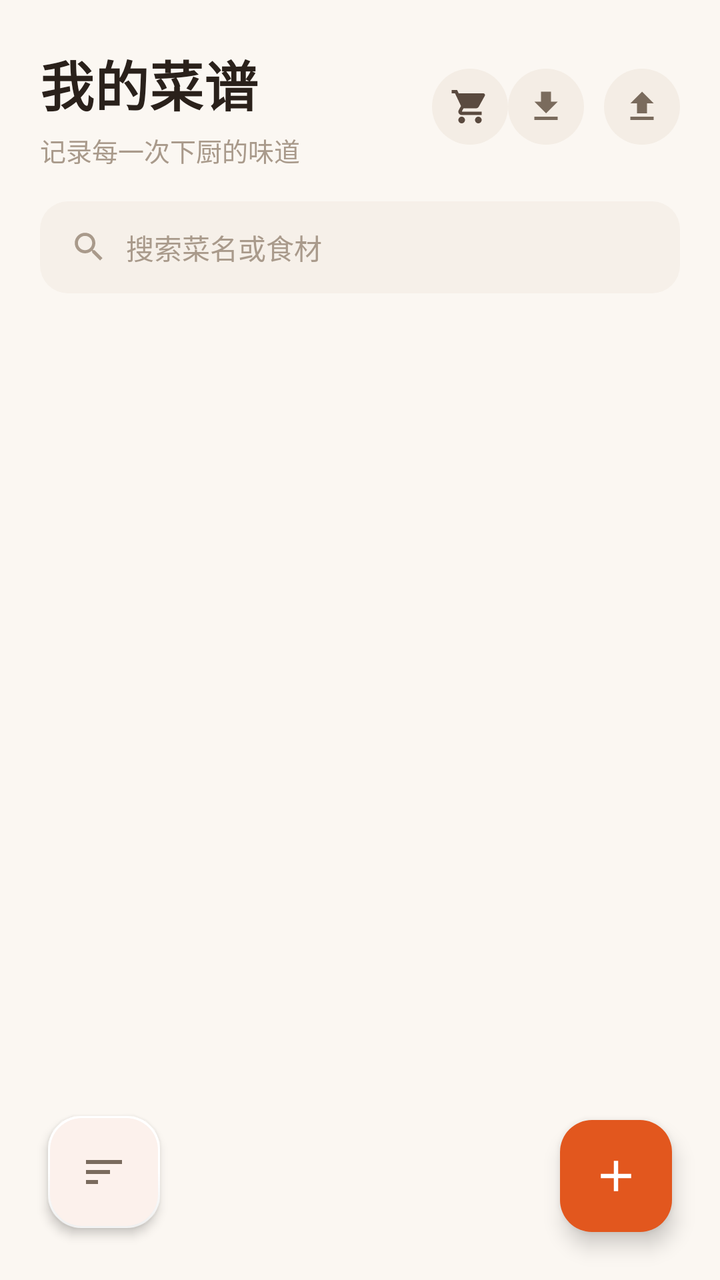
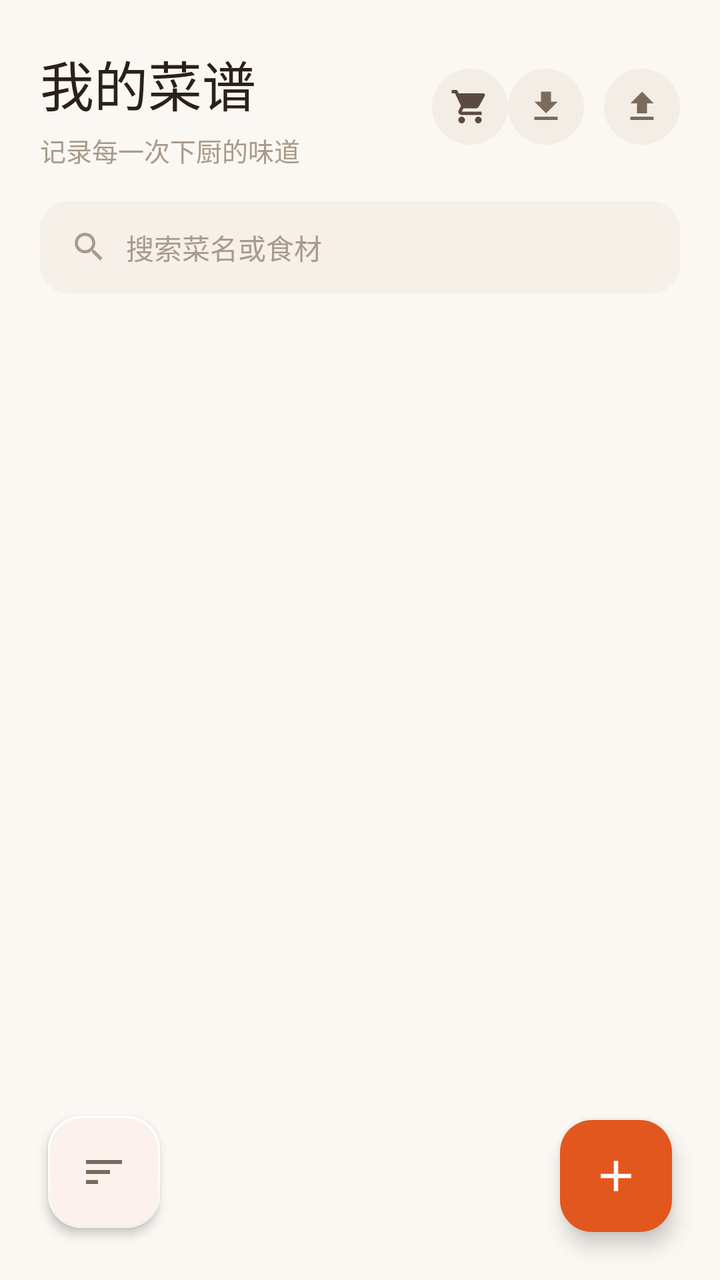

An Android layout rendered at two revisions. The XML below is the earlier revision; the diff shows what the commit changed to produce the second picture.
<!-- AndroidManifest.xml: application theme Theme.Zuocai -->
<!-- res/layout/activity_main.xml -->
<?xml version="1.0" encoding="utf-8"?>
<androidx.coordinatorlayout.widget.CoordinatorLayout
    xmlns:android="http://schemas.android.com/apk/res/android"
    xmlns:app="http://schemas.android.com/apk/res-auto"
    android:layout_width="match_parent"
    android:layout_height="match_parent"
    android:background="@color/bg">

    <LinearLayout
        android:layout_width="match_parent"
        android:layout_height="match_parent"
        android:orientation="vertical">

        
        <LinearLayout
            android:layout_width="match_parent"
            android:layout_height="wrap_content"
            android:orientation="horizontal"
            android:gravity="center_vertical"
            android:paddingStart="20dp"
            android:paddingTop="22dp"
            android:paddingEnd="20dp">

            <LinearLayout
                android:layout_width="0dp"
                android:layout_height="wrap_content"
                android:layout_weight="1"
                android:orientation="vertical">

                <TextView
                    android:layout_width="wrap_content"
                    android:layout_height="wrap_content"
                    android:text="@string/app_name"
                    android:textColor="@color/text_primary"
                    android:textSize="27sp"
                    android:textStyle="bold"
                    android:letterSpacing="0.01" />

                <TextView
                    android:id="@+id/subtitle"
                    android:layout_width="wrap_content"
                    android:layout_height="wrap_content"
                    android:layout_marginTop="4dp"
                    android:text="@string/home_subtitle"
                    android:textColor="@color/text_tertiary"
                    android:textSize="13sp" />
            </LinearLayout>

            <ImageView
                android:id="@+id/cartButton"
                android:layout_width="38dp"
                android:layout_height="38dp"
                android:background="@drawable/bg_icon_btn"
                android:foreground="?attr/selectableItemBackgroundBorderless"
                android:padding="9dp"
                android:src="@drawable/ic_cart"
                android:contentDescription="@string/shopping_title" />

            <ImageView
                android:id="@+id/importButton"
                android:layout_width="38dp"
                android:layout_height="38dp"
                android:background="@drawable/bg_icon_btn"
                android:foreground="?attr/selectableItemBackgroundBorderless"
                android:padding="9dp"
                android:src="@drawable/ic_import"
                android:contentDescription="@string/action_import" />

            <ImageView
                android:id="@+id/exportButton"
                android:layout_width="38dp"
                android:layout_height="38dp"
                android:layout_marginStart="10dp"
                android:background="@drawable/bg_icon_btn"
                android:foreground="?attr/selectableItemBackgroundBorderless"
                android:padding="9dp"
                android:src="@drawable/ic_export"
                android:contentDescription="@string/action_export" />
        </LinearLayout>

        
        <FrameLayout
            android:layout_width="match_parent"
            android:layout_height="46dp"
            android:layout_marginStart="20dp"
            android:layout_marginTop="16dp"
            android:layout_marginEnd="20dp"
            android:background="@drawable/bg_input">

            <ImageView
                android:layout_width="19dp"
                android:layout_height="19dp"
                android:layout_gravity="center_vertical|start"
                android:layout_marginStart="15dp"
                android:src="@drawable/ic_search"
                android:contentDescription="@string/search_hint" />

            <EditText
                android:id="@+id/searchInput"
                android:layout_width="match_parent"
                android:layout_height="match_parent"
                android:background="@null"
                android:hint="@string/search_hint"
                android:imeOptions="actionSearch"
                android:inputType="text"
                android:maxLines="1"
                android:paddingStart="43dp"
                android:paddingEnd="14dp"
                android:textColor="@color/text_primary"
                android:textColorHint="@color/text_tertiary"
                android:textSize="14sp" />

            <ImageView
                android:id="@+id/searchClear"
                android:layout_width="20dp"
                android:layout_height="20dp"
                android:layout_gravity="center_vertical|end"
                android:layout_marginEnd="13dp"
                android:padding="2dp"
                android:src="@drawable/ic_close"
                android:visibility="gone"
                android:contentDescription="@string/cancel" />
        </FrameLayout>

        
        <HorizontalScrollView
            android:layout_width="match_parent"
            android:layout_height="wrap_content"
            android:layout_marginTop="14dp"
            android:paddingStart="20dp"
            android:paddingEnd="20dp"
            android:clipToPadding="false"
            android:scrollbars="none">

            <LinearLayout
                android:id="@+id/categoryBar"
                android:layout_width="wrap_content"
                android:layout_height="wrap_content"
                android:orientation="horizontal" />
        </HorizontalScrollView>

        
        <FrameLayout
            android:layout_width="match_parent"
            android:layout_height="0dp"
            android:layout_weight="1"
            android:layout_marginTop="6dp">

            <androidx.recyclerview.widget.RecyclerView
                android:id="@+id/recipeList"
                android:layout_width="match_parent"
                android:layout_height="match_parent"
                android:clipToPadding="false"
                android:paddingStart="20dp"
                android:paddingTop="8dp"
                android:paddingEnd="20dp"
                android:paddingBottom="110dp"
                android:scrollbars="none" />

            
            <LinearLayout
                android:id="@+id/emptyState"
                android:layout_width="match_parent"
                android:layout_height="wrap_content"
                android:layout_gravity="center"
                android:gravity="center"
                android:orientation="vertical"
                android:paddingBottom="70dp"
                android:visibility="gone">

                <FrameLayout
                    android:layout_width="86dp"
                    android:layout_height="86dp"
                    android:background="@drawable/bg_soft">

                    <ImageView
                        android:layout_width="42dp"
                        android:layout_height="42dp"
                        android:layout_gravity="center"
                        android:src="@drawable/ic_restaurant"
                        android:alpha="0.85"
                        android:contentDescription="@null" />
                </FrameLayout>

                <TextView
                    android:id="@+id/emptyTitle"
                    android:layout_width="wrap_content"
                    android:layout_height="wrap_content"
                    android:layout_marginTop="18dp"
                    android:text="@string/empty_title"
                    android:textColor="@color/text_primary"
                    android:textSize="16sp"
                    android:textStyle="bold" />

                <TextView
                    android:id="@+id/emptyDesc"
                    android:layout_width="wrap_content"
                    android:layout_height="wrap_content"
                    android:layout_marginTop="6dp"
                    android:text="@string/empty_desc"
                    android:textColor="@color/text_tertiary"
                    android:textSize="13sp" />

                <TextView
                    android:id="@+id/emptyAction"
                    android:layout_width="wrap_content"
                    android:layout_height="wrap_content"
                    android:layout_marginTop="20dp"
                    android:background="@drawable/bg_pill_brand"
                    android:paddingStart="22dp"
                    android:paddingTop="11dp"
                    android:paddingEnd="22dp"
                    android:paddingBottom="11dp"
                    android:text="@string/empty_action"
                    android:textColor="@color/text_on_brand"
                    android:textSize="14sp"
                    android:textStyle="bold" />
            </LinearLayout>
        </FrameLayout>
    </LinearLayout>

    
    <com.google.android.material.floatingactionbutton.FloatingActionButton
        android:id="@+id/sortButton"
        android:layout_width="wrap_content"
        android:layout_height="wrap_content"
        android:layout_gravity="bottom|start"
        android:layout_marginStart="24dp"
        android:layout_marginBottom="26dp"
        android:contentDescription="@string/sort_menu"
        android:src="@drawable/ic_sort"
        app:fabSize="mini"
        app:backgroundTint="@color/surface"
        app:tint="@color/text_secondary"
        app:elevation="3dp"
        app:borderWidth="1dp"
        app:rippleColor="@color/brand_light" />

    
    <com.google.android.material.floatingactionbutton.FloatingActionButton
        android:id="@+id/addButton"
        android:layout_width="wrap_content"
        android:layout_height="wrap_content"
        android:layout_gravity="bottom|end"
        android:layout_marginEnd="24dp"
        android:layout_marginBottom="24dp"
        android:contentDescription="@string/add_recipe"
        android:src="@drawable/ic_add"
        app:backgroundTint="@color/brand"
        app:tint="@color/text_on_brand"
        app:elevation="6dp"
        app:maxImageSize="26dp"
        app:rippleColor="@color/brand_dark" />

</androidx.coordinatorlayout.widget.CoordinatorLayout>
<!-- resources referenced by this layout -->
<resources>
  <color name="bg">#FBF7F2</color>
  <color name="brand">#E2571E</color>
  <color name="brand_dark">#B8430F</color>
  <color name="brand_light">#FFEDE3</color>
  <color name="surface">#FFFFFF</color>
  <color name="text_on_brand">#FFFFFF</color>
  <color name="text_primary">#2A211B</color>
  <color name="text_secondary">#7A6B5D</color>
  <color name="text_tertiary">#A99A8B</color>
  <!-- drawable bg_icon_btn (drawable) -->
  <?xml version="1.0" encoding="utf-8"?>
  <shape xmlns:android="http://schemas.android.com/apk/res/android" android:shape="oval">
      <solid android:color="@color/surface_sunken" />
  </shape>
  <!-- drawable bg_input (drawable) -->
  <?xml version="1.0" encoding="utf-8"?>
  <shape xmlns:android="http://schemas.android.com/apk/res/android"
      android:shape="rectangle">
      <solid android:color="@color/input_bg" />
      <corners android:radius="14dp" />
  </shape>
  <!-- drawable bg_pill_brand (drawable) -->
  <?xml version="1.0" encoding="utf-8"?>
  <shape xmlns:android="http://schemas.android.com/apk/res/android" android:shape="rectangle">
      <solid android:color="@color/brand" />
      <corners android:radius="30dp" />
  </shape>
  <!-- drawable bg_soft (drawable) -->
  <?xml version="1.0" encoding="utf-8"?>
  <shape xmlns:android="http://schemas.android.com/apk/res/android"
      android:shape="rectangle">
      <solid android:color="@color/surface_sunken" />
      <corners android:radius="20dp" />
  </shape>
  <!-- drawable ic_add (drawable) -->
  <vector xmlns:android="http://schemas.android.com/apk/res/android"
      android:width="24dp" android:height="24dp"
      android:viewportWidth="24" android:viewportHeight="24"
      android:tint="@color/text_on_brand">
      <path android:fillColor="@android:color/white" android:pathData="M19,13h-6v6h-2v-6H5v-2h6V5h2v6h6v2z" />
  </vector>
  <!-- drawable ic_export (drawable) -->
  <vector xmlns:android="http://schemas.android.com/apk/res/android"
      android:width="24dp"
      android:height="24dp"
      android:viewportWidth="24"
      android:viewportHeight="24"
      android:tint="@color/text_secondary">
      <path
          android:fillColor="@android:color/white"
          android:pathData="M9,16h6v-6h4l-7,-7 -7,7h4zM5,18v2h14v-2H5z" />
  </vector>
  <!-- drawable ic_import (drawable) -->
  <vector xmlns:android="http://schemas.android.com/apk/res/android"
      android:width="24dp"
      android:height="24dp"
      android:viewportWidth="24"
      android:viewportHeight="24"
      android:tint="@color/text_secondary">
      <path
          android:fillColor="@android:color/white"
          android:pathData="M19,9h-4V3H9v6H5l7,7 7,-7zM5,18v2h14v-2H5z" />
  </vector>
  <!-- drawable ic_sort (drawable) -->
  <vector xmlns:android="http://schemas.android.com/apk/res/android"
      android:width="24dp" android:height="24dp"
      android:viewportWidth="24" android:viewportHeight="24"
      android:tint="@color/text_primary">
      <path android:fillColor="@android:color/white" android:pathData="M3,18h6v-2H3V18zM3,6v2h18V6H3zM3,13h12v-2H3V13z" />
  </vector>
  <string name="action_export">导出</string>
  <string name="action_import">导入</string>
  <string name="add_recipe">新建菜谱</string>
  <string name="app_name">我的菜谱</string>
  <string name="cancel">取消</string>
  <string name="empty_action">添加第一道菜</string>
  <string name="empty_desc">把拿手好菜记下来，下次照着做</string>
  <string name="empty_title">还没有菜谱</string>
  <string name="home_subtitle">记录每一次下厨的味道</string>
  <string name="search_hint">搜索菜名或食材</string>
  <string name="shopping_title">买菜清单</string>
  <string name="sort_menu">排序方式</string>
  <color name="surface_sunken">#F4EDE5</color>
  <color name="input_bg">#F6F0E9</color>
  <!-- unchanged entries left out for length: 5 -->
</resources>

<!-- the commit's change to res/layout/activity_main.xml (unified diff, before → after) -->
@@ -30,11 +30,10 @@
                 <TextView
                     android:layout_width="wrap_content"
                     android:layout_height="wrap_content"
+                    android:fontFamily="sans-serif-medium"
                     android:text="@string/app_name"
                     android:textColor="@color/text_primary"
-                    android:textSize="27sp"
-                    android:textStyle="bold"
-                    android:letterSpacing="0.01" />
+                    android:textSize="27sp" />
 
                 <TextView
                     android:id="@+id/subtitle"
@@ -187,10 +186,10 @@
                     android:layout_width="wrap_content"
                     android:layout_height="wrap_content"
                     android:layout_marginTop="18dp"
+                    android:fontFamily="sans-serif-medium"
                     android:text="@string/empty_title"
                     android:textColor="@color/text_primary"
-                    android:textSize="16sp"
-                    android:textStyle="bold" />
+                    android:textSize="16sp" />
 
                 <TextView
                     android:id="@+id/emptyDesc"
